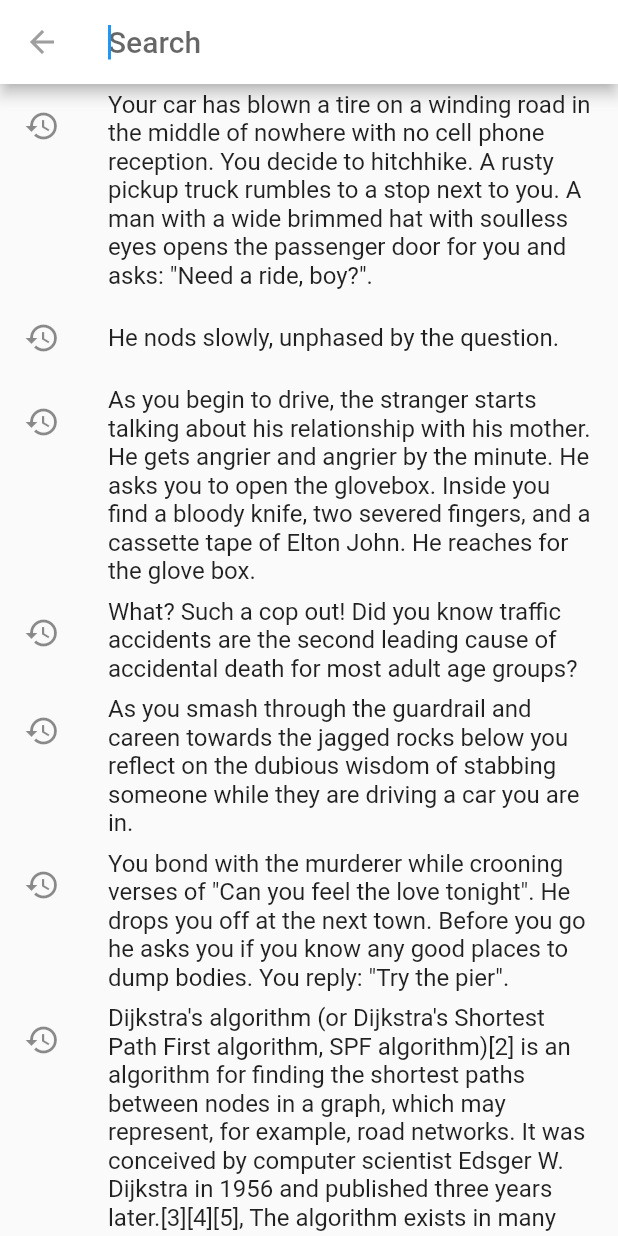
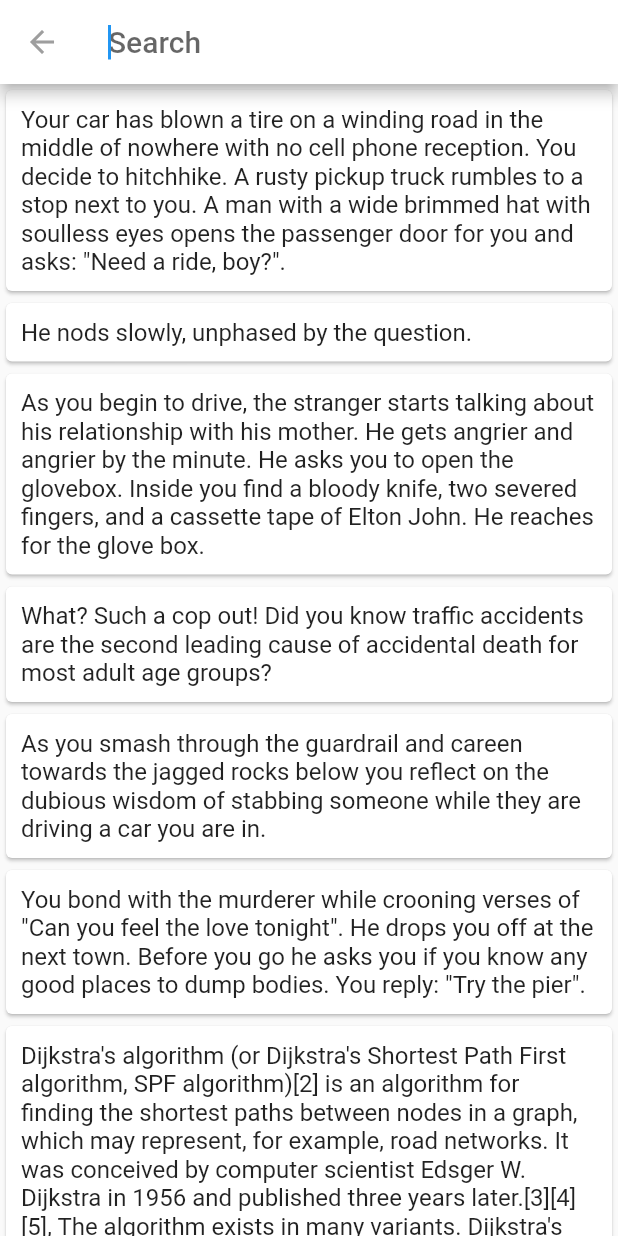
Before and after one commit to muhamadVitr/soaring_bird, a Flutter app: the screen it shows after launch, after a tap on the "search" icon, on a phone screen of 412 x 824 dp. Run offline on Flutter 3.47's test engine with Material 2 defaults, Android fonts, the phone set to English and light mode, and no system bars; drawn by our look-alikes of substring_highlight.

Commit message:
search implementation 1.0

```diff
--- a/lib/screens/search_screen.dart
+++ b/lib/screens/search_screen.dart
@@ -1,6 +1,7 @@
 import 'package:flutter/material.dart';
 import 'package:soaring_bird/data/data_architecture.dart';
 import 'package:soaring_bird/data/data_source.dart';
+import 'package:substring_highlight/substring_highlight.dart';
 
 class BirdFinder extends SearchDelegate {
   @override
@@ -48,13 +49,6 @@ class BirdFinder extends SearchDelegate {
 
     return WordSuggestionList(
         query: this.query, suggestions: suggestion.toList());
-    // ListView(
-    //   children: suggestions
-    //       .map<ListTile>((a) => ListTile(
-    //             title: Text(a.birdSpeech),
-    //           ))
-    //       .toList(),
-    // );
   }
 }
 
@@ -71,22 +65,16 @@ class WordSuggestionList extends StatelessWidget {
       itemCount: suggestions.length,
       itemBuilder: (BuildContext context, int i) {
         final DataArchitecture suggestion = suggestions[i];
-        return ListTile(
-          leading: query.isEmpty ? Icon(Icons.history) : Icon(null),
-          // Highlight the substring that matched the query.
-          title: RichText(
-            text: TextSpan(
-              text: suggestion.birdSpeech.substring(0, query.length),
-              style: textTheme.copyWith(fontWeight: FontWeight.bold),
-              children: <TextSpan>[
-                TextSpan(
-                  text: suggestion.birdSpeech.substring(query.length),
-                  style: textTheme,
-                ),
-              ],
-            ),
+        return Card(
+            child: Padding(
+          padding: EdgeInsets.all(10),
+          child: SubstringHighlight(
+            text: suggestion.birdSpeech,
+            term: query,
+            textStyle: textTheme,
+            textStyleHighlight: textTheme.copyWith(fontWeight: FontWeight.bold),
           ),
-        );
+        ));
       },
     );
   }
--- a/pubspec.yaml
+++ b/pubspec.yaml
@@ -29,6 +29,7 @@ dependencies:
   # Use with the CupertinoIcons class for iOS style icons.
   cupertino_icons: ^0.1.3
   provider: ^4.1.0
+  substring_highlight: ^0.1.2
 
 dev_dependencies:
   flutter_test:
```
Also changed, not shown: pubspec.lock.
